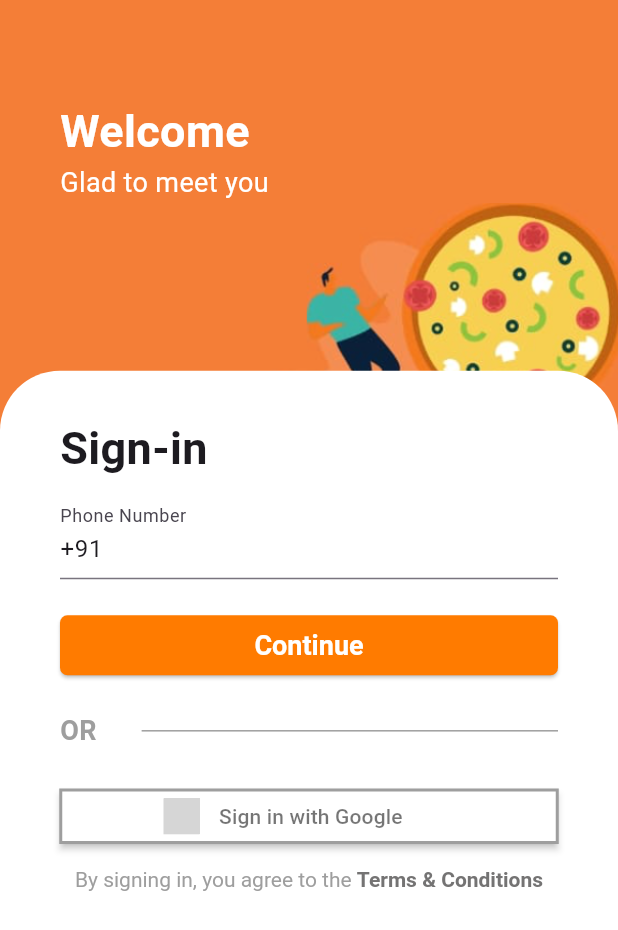
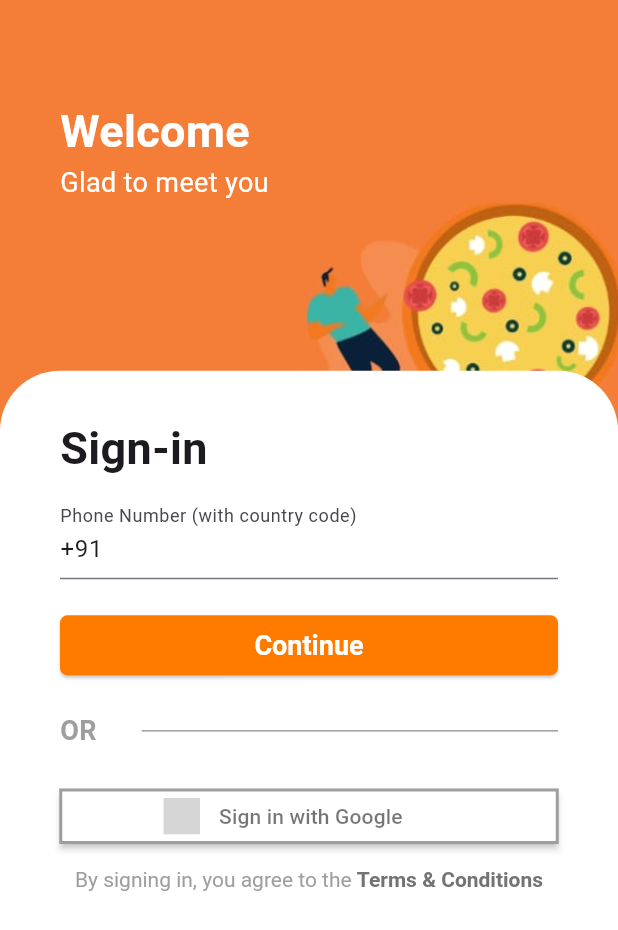
Before and after one commit to Pulkito4/Mojo_Pizza_App_MVP, a Flutter app: the screen it shows after launch, on a phone screen of 412 x 824 dp. Shown: the top 930 px of the screen. Run offline on Flutter 3.47's test engine with Material 3 defaults, Android fonts, the phone set to English and light mode, and no system bars; drawn by our look-alikes of sign_in_button; our stand-ins replace carousel_slider, cloud_firestore, firebase_auth, firebase_core, google_fonts, google_sign_in and 1 more; accounts and stored records are empty; generated files the repository leaves out were written again; grey boxes are pictures that could not be loaded.

```diff
--- a/lib/modules/sign_up/views/pages/enter_phone.dart
+++ b/lib/modules/sign_up/views/pages/enter_phone.dart
@@ -13,7 +13,7 @@ class EnterPhone extends StatefulWidget {
 }
 
 class _EnterPhoneState extends State<EnterPhone> {
-  final TextEditingController _phoneController = TextEditingController();
+  final TextEditingController _phoneController = TextEditingController(text: "+91");
 
   @override
   Widget build(BuildContext context) {
@@ -86,7 +86,7 @@ class _EnterPhoneState extends State<EnterPhone> {
                       const SizedBox(height: 20),
                       TextField(
                         controller: _phoneController,
-                        keyboardType: TextInputType.number,
+                        keyboardType: TextInputType.phone,
                         decoration: const InputDecoration(
                           labelText: "Phone",
                           border: UnderlineInputBorder(
--- a/lib/modules/sign_up/views/pages/sign_up_screen.dart
+++ b/lib/modules/sign_up/views/pages/sign_up_screen.dart
@@ -176,7 +176,7 @@ class SignUpScreen extends StatelessWidget {
                       const SizedBox(height: 10),
                       TextField(
                         controller: _phoneController,
-                        keyboardType: TextInputType.number,
+                        keyboardType: TextInputType.phone,
                         // inputFormatters: [
                         //   FilteringTextInputFormatter.digitsOnly,
                         //   LengthLimitingTextInputFormatter(
@@ -184,7 +184,7 @@ class SignUpScreen extends StatelessWidget {
                         //   ), // +91 (3 chars) + 10 digits
                         // ],
                         decoration: const InputDecoration(
-                          labelText: "Phone Number",
+                          labelText: "Phone Number (with country code)",
                           border: UnderlineInputBorder(
                             borderSide: BorderSide(color: Colors.grey),
                           ),
```
